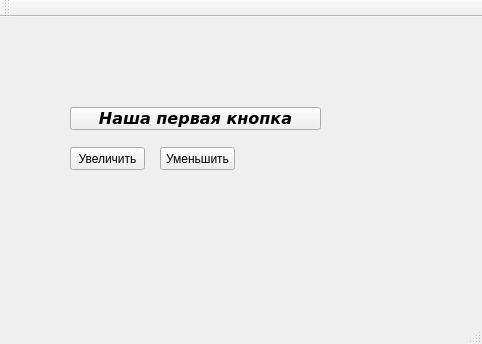
Qt form lesson_06/01_FirstQtGUI/mainwindow.ui (teammail/cpp) before a commit.
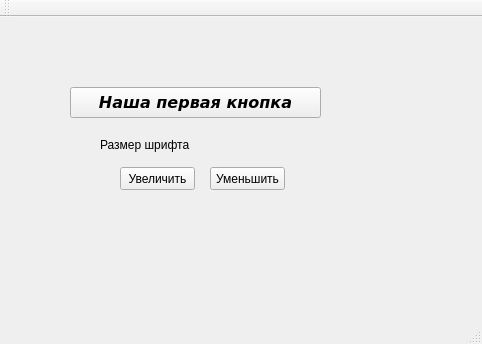
The same form after that commit.

The edit to the form file:
```diff
--- a/lesson_06/01_FirstQtGUI/mainwindow.ui
+++ b/lesson_06/01_FirstQtGUI/mainwindow.ui
@@ -18,9 +18,9 @@
     <property name="geometry">
      <rect>
       <x>70</x>
-      <y>90</y>
+      <y>70</y>
       <width>251</width>
-      <height>23</height>
+      <height>31</height>
      </rect>
     </property>
     <property name="font">
@@ -39,8 +39,8 @@
    <widget class="QPushButton" name="incFontSizeButton">
     <property name="geometry">
      <rect>
-      <x>70</x>
-      <y>130</y>
+      <x>120</x>
+      <y>150</y>
       <width>75</width>
       <height>23</height>
      </rect>
@@ -52,8 +52,8 @@
    <widget class="QPushButton" name="decFontSizeButton">
     <property name="geometry">
      <rect>
-      <x>160</x>
-      <y>130</y>
+      <x>210</x>
+      <y>150</y>
       <width>75</width>
       <height>23</height>
      </rect>
@@ -62,6 +62,19 @@
      <string>Уменьшить</string>
     </property>
    </widget>
+   <widget class="QLabel" name="label">
+    <property name="geometry">
+     <rect>
+      <x>100</x>
+      <y>120</y>
+      <width>111</width>
+      <height>16</height>
+     </rect>
+    </property>
+    <property name="text">
+     <string>Размер шрифта</string>
+    </property>
+   </widget>
   </widget>
   <widget class="QMenuBar" name="menuBar">
    <property name="geometry">
```
